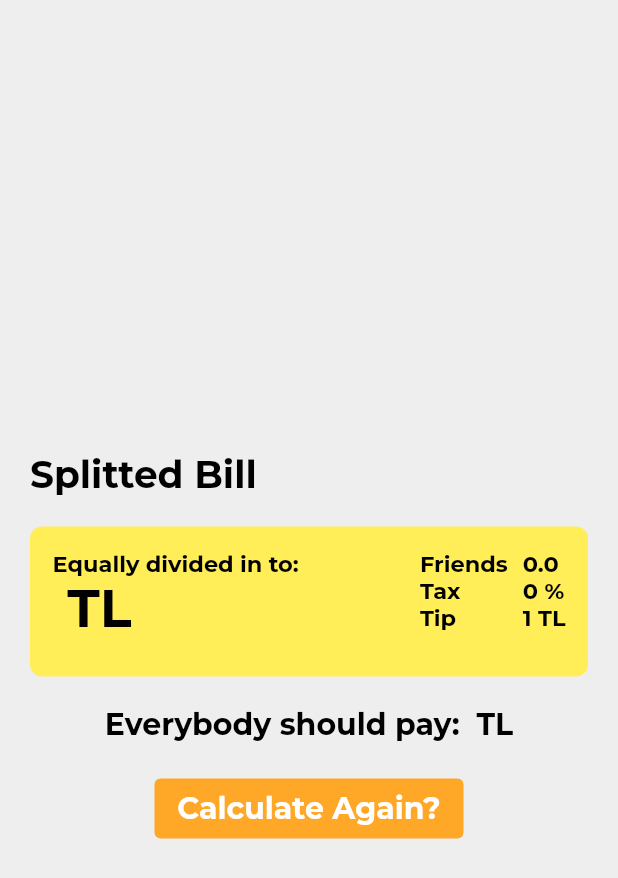
After one commit to dafidakk/billsplit, a Flutter app: the screen it shows after launch, after a tap on the "add" icon, after a tap on "Split Bill", on a phone screen of 412 x 824 dp. The commit adds this screen. Shown: the top 878 px of the screen. Run offline on Flutter 3.47's test engine with Material 2 defaults, Android fonts, the phone set to English and light mode, and no system bars; our stand-ins replace google_fonts; statements that could not run were skipped.

Commit message:
basically finished
it has some feature to improve time to time

```diff
--- a/lib/home.dart
+++ b/lib/home.dart
@@ -1,3 +1,4 @@
+import 'package:billsplit/results_page.dart';
 import 'package:flutter/material.dart';
 import 'const.dart';
 
@@ -9,11 +10,26 @@ class BillSplit extends StatefulWidget {
 }
 
 class _BillSplitState extends State<BillSplit> {
+  double friendsvalue = 0.0;
+  double tip = 0.0;
+  String tax = '0';
+  String bill = '';
+
   buildButton(String text) {
     return Expanded(
       child: OutlinedButton(
           style: OutlinedButton.styleFrom(padding: EdgeInsets.all(20)),
-          onPressed: () {},
+          onPressed: () {
+            if (text == 'C') {
+              setState(() {
+                bill = '';
+              });
+            } else {
+              setState(() {
+                bill += text;
+              });
+            }
+          },
           child: Text(
             text,
             style: googleTextStyle_15,
@@ -25,6 +41,7 @@ class _BillSplitState extends State<BillSplit> {
   Widget build(BuildContext context) {
     return SafeArea(
       child: Scaffold(
+        backgroundColor: Colors.grey.shade200,
         body: SingleChildScrollView(
           child: Container(
             margin: EdgeInsets.only(left: 20, right: 20),
@@ -54,7 +71,7 @@ class _BillSplitState extends State<BillSplit> {
                           crossAxisAlignment: CrossAxisAlignment.start,
                           children: [
                             Text("Total", style: googleTextStyle_20),
-                            Text("34", style: googleTextStyle_35),
+                            Text(bill, style: googleTextStyle_35),
                           ],
                         ),
                       ),
@@ -86,15 +103,15 @@ class _BillSplitState extends State<BillSplit> {
                               crossAxisAlignment: CrossAxisAlignment.start,
                               children: [
                                 Text(
-                                  "10",
+                                  friendsvalue.round().toString(),
                                   style: googleTextStyle_15,
                                 ),
                                 Text(
-                                  "14 %",
+                                  "$tax %",
                                   style: googleTextStyle_15,
                                 ),
                                 Text(
-                                  "15",
+                                  '${tip.round().toString()}TL',
                                   style: googleTextStyle_15,
                                 ),
                               ],
@@ -115,8 +132,13 @@ class _BillSplitState extends State<BillSplit> {
                   divisions: 15,
                   activeColor: Colors.yellow.shade400,
                   inactiveColor: Colors.grey.shade400,
-                  value: 12,
-                  onChanged: (value) {},
+                  label: '${friendsvalue.round()}',
+                  value: friendsvalue,
+                  onChanged: (value) {
+                    setState(() {
+                      friendsvalue = value;
+                    });
+                  },
                 ),
                 SizedBox(
                   height: 10,
@@ -142,8 +164,19 @@ class _BillSplitState extends State<BillSplit> {
                                 Container(
                                   width: 40,
                                   height: 40,
+                                  child: InkWell(
+                                    onLongPress: () {
+                                      setState(() {
+                                        tip <= 0 ? tip = 0 : tip--;
+                                      });
+                                    },
                                     child: FloatingActionButton(
-                                    onPressed: () {},
+                                      heroTag: "btn-",
+                                      onPressed: () {
+                                        setState(() {
+                                          tip <= 0 ? tip = 0 : tip--;
+                                        });
+                                      },
                                       backgroundColor: Colors.grey.shade400,
                                       child: Icon(
                                         Icons.remove,
@@ -151,19 +184,32 @@ class _BillSplitState extends State<BillSplit> {
                                       ),
                                     ),
                                   ),
+                                ),
                                 Text(
-                                  '20',
+                                  '${tip.round().toString()}TL',
                                   style: googleTextStyle_15,
                                 ),
                                 Container(
                                   width: 40,
                                   height: 40,
+                                  child: InkWell(
+                                    onLongPress: () {
+                                      setState(() {
+                                        tip++;
+                                      });
+                                    },
                                     child: FloatingActionButton(
-                                    onPressed: () {},
+                                      heroTag: "btn+",
+                                      onPressed: () {
+                                        setState(() {
+                                          tip++;
+                                        });
+                                      },
                                       backgroundColor: Colors.grey.shade400,
                                       child: Icon(
                                         Icons.add,
                                         color: Colors.black,
+                                      ),
                                     ),
                                   ),
                                 ),
@@ -184,6 +230,11 @@ class _BillSplitState extends State<BillSplit> {
                       child: Padding(
                         padding: const EdgeInsets.all(7.0),
                         child: TextField(
+                          onChanged: (value) {
+                            setState(() {
+                              tax = value;
+                            });
+                          },
                           keyboardType: TextInputType.number,
                           decoration: InputDecoration(
                             border: OutlineInputBorder(
@@ -229,13 +280,22 @@ class _BillSplitState extends State<BillSplit> {
                     // Bu kısmı mathgamedeki gibi refactor edebilirim
                     buildButton("."),
                     buildButton(0.toString()),
-                    buildButton("-"),
+                    buildButton("C"),
                   ],
                 ),
                 TextButton(
                   style: TextButton.styleFrom(
                       backgroundColor: Colors.green.shade500),
-                  onPressed: () {},
+                  onPressed: () => Navigator.push(
+                    context,
+                    MaterialPageRoute(
+                      builder: (context) => ResultPage(
+                          bill: bill,
+                          friendsvalue: friendsvalue,
+                          tax: tax,
+                          tip: tip),
+                    ),
+                  ),
                   child: Center(
                     child: Text(
                       "Split Bill",
--- a/lib/main.dart
+++ b/lib/main.dart
@@ -1,8 +1,16 @@
 import 'package:billsplit/home.dart';
 import 'package:flutter/material.dart';
+import 'package:flutter/services.dart';
 
 void main() {
-  runApp(const MyApp());
+  WidgetsFlutterBinding.ensureInitialized();
+  SystemChrome.setPreferredOrientations([
+    DeviceOrientation.portraitUp,
+    DeviceOrientation.portraitDown,
+    // DeviceOrientation.landscapeLeft,
+    // DeviceOrientation.landscapeRight,
+  ]).then((value) => runApp(MyApp()));
+  runApp(MyApp());
 }
 
 class MyApp extends StatelessWidget {
--- /dev/null
+++ b/lib/results_page.dart
@@ -0,0 +1,159 @@
+import 'package:billsplit/const.dart';
+import 'package:flutter/material.dart';
+
+class ResultPage extends StatefulWidget {
+  final double friendsvalue;
+  final double tip;
+  final String tax;
+  final String bill;
+
+  const ResultPage({
+    super.key,
+    required this.bill,
+    required this.friendsvalue,
+    required this.tax,
+    required this.tip,
+  });
+
+  @override
+  State<ResultPage> createState() => _ResultPageState();
+}
+
+class _ResultPageState extends State<ResultPage> {
+  String dividedamount = '';
+
+  @override
+  void initState() {
+    // TODO: implement initState
+    super.initState();
+
+    divideAmount();
+  }
+
+  divideAmount() {
+    double taxamount =
+        double.parse(widget.bill) * (double.parse(widget.tax) / 100);
+    double finalbill = (double.parse(widget.bill) + taxamount + widget.tip) /
+        widget.friendsvalue;
+    setState(() {
+      dividedamount = finalbill.toStringAsFixed(2);
+    });
+  }
+
+  @override
+  Widget build(BuildContext context) {
+    return SafeArea(
+      child: Scaffold(
+        backgroundColor: Colors.grey.shade200,
+        body: Container(
+          margin: EdgeInsets.only(left: 20, right: 20),
+          child: Column(
+            mainAxisAlignment: MainAxisAlignment.center,
+            children: [
+              Container(
+                margin: EdgeInsets.only(top: 40),
+                alignment: Alignment.centerLeft,
+                child: Text(
+                  "Splitted Bill",
+                  style: googleTextStyle_25,
+                ),
+              ),
+              SizedBox(height: 20),
+              Container(
+                width: MediaQuery.of(context).size.width,
+                height: 100,
+                decoration: BoxDecoration(
+                  color: Colors.yellow.shade400,
+                  borderRadius: BorderRadius.circular(8),
+                ),
+                child: Row(
+                  mainAxisAlignment: MainAxisAlignment.spaceBetween,
+                  children: [
+                    Padding(
+                      padding: const EdgeInsets.all(15.0),
+                      child: Column(
+                        crossAxisAlignment: CrossAxisAlignment.start,
+                        children: [
+                          Text("Equally divided in to: ",
+                              style: googleTextStyle_15),
+                          Text('$dividedamount TL', style: googleTextStyle_35),
+                        ],
+                      ),
+                    ),
+                    Padding(
+                      padding: const EdgeInsets.all(15.0),
+                      child: Row(
+                        children: [
+                          Column(
+                            crossAxisAlignment: CrossAxisAlignment.start,
+                            children: [
+                              Text(
+                                "Friends",
+                                style: googleTextStyle_15,
+                              ),
+                              Text(
+                                "Tax",
+                                style: googleTextStyle_15,
+                              ),
+                              Text(
+                                "Tip",
+                                style: googleTextStyle_15,
+                              ),
+                            ],
+                          ),
+                          SizedBox(
+                            width: 10,
+                          ),
+                          Column(
+                            crossAxisAlignment: CrossAxisAlignment.start,
+                            children: [
+                              Text(
+                                widget.friendsvalue.toString(),
+                                style: googleTextStyle_15,
+                              ),
+                              Text(
+                                "${widget.tax} %",
+                                style: googleTextStyle_15,
+                              ),
+                              Text(
+                                '${widget.tip.round().toString()} TL',
+                                style: googleTextStyle_15,
+                              ),
+                            ],
+                          ),
+                        ],
+                      ),
+                    ),
+                  ],
+                ),
+              ),
+              SizedBox(
+                height: 20,
+              ),
+              Text(
+                "Everybody should pay: $dividedamount TL",
+                style: googleTextStyle_20,
+              ),
+              SizedBox(
+                height: 20,
+              ),
+              Container(
+                width: MediaQuery.of(context).size.width / 2,
+                child: TextButton(
+                  style: TextButton.styleFrom(
+                      backgroundColor: Colors.orange.shade400),
+                  onPressed: () => Navigator.pop(context),
+                  child: Center(
+                      child: Text(
+                    "Calculate Again?",
+                    style: googleTextStyle_20_w,
+                  )),
+                ),
+              ),
+            ],
+          ),
+        ),
+      ),
+    );
+  }
+}
```
Lines whose indentation alone changed are shown as unchanged.
